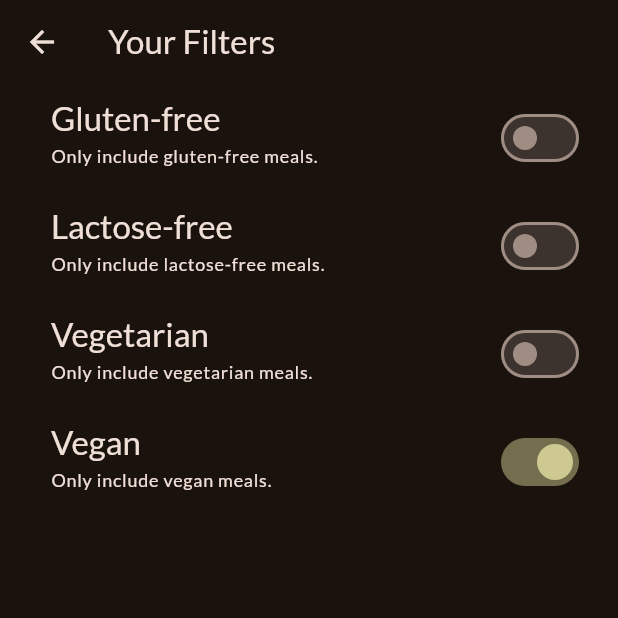
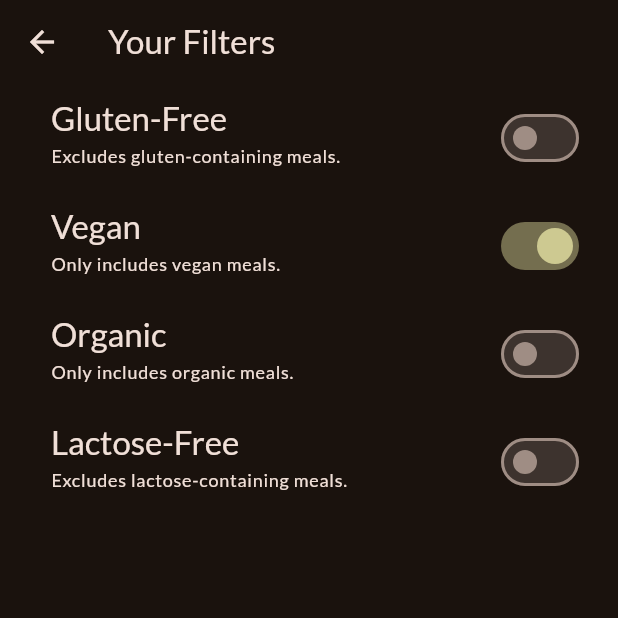
Before and after one commit to bcondefoodics/my_meals, a Flutter app: the FiltersScreen screen opened directly, after a tap on "Vegan", on a phone screen of 412 x 824 dp, the top half of it. Run offline on Flutter 3.47's test engine with Material 3 defaults, Android fonts, the light colour scheme and no system bars; our stand-ins replace flutter_riverpod, google_fonts, transparent_image.

Commit message:
Update loop filters from provider and map SwitchListTile

```diff
--- a/lib/screens/filters.dart
+++ b/lib/screens/filters.dart
@@ -4,149 +4,69 @@ import '../providers/filters_provider.dart';
 
 enum Filter { glutenFree, lactoseFree, vegetarian, vegan }
 
-class FiltersScreen extends ConsumerStatefulWidget {
+extension FilterExtension on Filter {
+  String get title {
+    switch (this) {
+      case Filter.vegan:
+        return "Vegan";
+      case Filter.glutenFree:
+        return "Gluten-Free";
+      case Filter.lactoseFree:
+        return "Lactose-Free";
+      case Filter.vegetarian:
+        return "Organic";
+    }
+  }
+
+  String get subTitle {
+    switch (this) {
+      case Filter.vegan:
+        return "Only includes vegan meals.";
+      case Filter.glutenFree:
+        return "Excludes gluten-containing meals.";
+      case Filter.lactoseFree:
+        return "Excludes lactose-containing meals.";
+      case Filter.vegetarian:
+        return "Only includes organic meals.";
+    }
+  }
+}
+
+class FiltersScreen extends ConsumerWidget {
   const FiltersScreen({super.key});
 
   @override
-  ConsumerState<FiltersScreen> createState() {
-    return _FiltersScreenState();
-  }
-}
+  Widget build(BuildContext context, WidgetRef ref) {
+    final activeFilters = ref.watch(filtersProvider);
 
-class _FiltersScreenState extends ConsumerState<FiltersScreen> {
-  var _glutenFreeFilterSet = false;
-  var _lactoseFreeFilterSet = false;
-  var _vegetarianFilterSet = false;
-  var _veganFilterSet = false;
-
-  @override
-  void initState() {
-    super.initState();
-    final activeFilters = ref.read(filtersProvider);
-    _glutenFreeFilterSet = activeFilters[Filter.glutenFree]!;
-    _lactoseFreeFilterSet = activeFilters[Filter.lactoseFree]!;
-    _vegetarianFilterSet = activeFilters[Filter.vegetarian]!;
-    _veganFilterSet = activeFilters[Filter.vegan]!;
-  }
-
-  @override
-  Widget build(BuildContext context) {
     return Scaffold(
       appBar: AppBar(title: const Text('Your Filters')),
-      // drawer: MainDrawer(
-      //   onSelectScreen: (identifier) {
-      //     Navigator.of(context).pop();
-      //     if (identifier == 'meals') {
-      //       Navigator.of(context).pushReplacement(
-      //         MaterialPageRoute(
-      //           builder: (ctx) => const TabsScreen(),
-      //         ),
-      //       );
-      //     }
-      //   },
-      // ),
-      body: WillPopScope(
-        onWillPop: () async {
-          ref.read(filtersProvider.notifier).setFilters({
-            Filter.glutenFree: _glutenFreeFilterSet,
-            Filter.lactoseFree: _lactoseFreeFilterSet,
-            Filter.vegetarian: _vegetarianFilterSet,
-            Filter.vegan: _veganFilterSet,
-          });
-          return true;
-        },
-        child: Column(
-          children: [
-            SwitchListTile(
-              value: _glutenFreeFilterSet,
+      body: Column(
+        children:
+            activeFilters.entries.map((filter) {
+              return SwitchListTile(
+                value: filter.value,
                 onChanged: (isChecked) {
-                setState(() {
-                  _glutenFreeFilterSet = isChecked;
-                });
+                  ref
+                      .read(filtersProvider.notifier)
+                      .setFilter(filter.key, isChecked);
                 },
                 title: Text(
-                'Gluten-free',
+                  filter.key.title,
                   style: Theme.of(context).textTheme.titleLarge!.copyWith(
                     color: Theme.of(context).colorScheme.onSurface,
                   ),
                 ),
                 subtitle: Text(
-                'Only include gluten-free meals.',
+                  filter.key.subTitle,
                   style: Theme.of(context).textTheme.labelMedium!.copyWith(
                     color: Theme.of(context).colorScheme.onSurface,
                   ),
                 ),
                 activeColor: Theme.of(context).colorScheme.tertiary,
                 contentPadding: const EdgeInsets.only(left: 34, right: 22),
-            ),
-            SwitchListTile(
-              value: _lactoseFreeFilterSet,
-              onChanged: (isChecked) {
-                setState(() {
-                  _lactoseFreeFilterSet = isChecked;
-                });
-              },
-              title: Text(
-                'Lactose-free',
-                style: Theme.of(context).textTheme.titleLarge!.copyWith(
-                  color: Theme.of(context).colorScheme.onSurface,
-                ),
-              ),
-              subtitle: Text(
-                'Only include lactose-free meals.',
-                style: Theme.of(context).textTheme.labelMedium!.copyWith(
-                  color: Theme.of(context).colorScheme.onSurface,
-                ),
-              ),
-              activeColor: Theme.of(context).colorScheme.tertiary,
-              contentPadding: const EdgeInsets.only(left: 34, right: 22),
-            ),
-            SwitchListTile(
-              value: _vegetarianFilterSet,
-              onChanged: (isChecked) {
-                setState(() {
-                  _vegetarianFilterSet = isChecked;
-                });
-              },
-              title: Text(
-                'Vegetarian',
-                style: Theme.of(context).textTheme.titleLarge!.copyWith(
-                  color: Theme.of(context).colorScheme.onSurface,
-                ),
-              ),
-              subtitle: Text(
-                'Only include vegetarian meals.',
-                style: Theme.of(context).textTheme.labelMedium!.copyWith(
-                  color: Theme.of(context).colorScheme.onSurface,
-                ),
-              ),
-              activeColor: Theme.of(context).colorScheme.tertiary,
-              contentPadding: const EdgeInsets.only(left: 34, right: 22),
-            ),
-            SwitchListTile(
-              value: _veganFilterSet,
-              onChanged: (isChecked) {
-                setState(() {
-                  _veganFilterSet = isChecked;
-                });
-              },
-              title: Text(
-                'Vegan',
-                style: Theme.of(context).textTheme.titleLarge!.copyWith(
-                  color: Theme.of(context).colorScheme.onSurface,
-                ),
-              ),
-              subtitle: Text(
-                'Only include vegan meals.',
-                style: Theme.of(context).textTheme.labelMedium!.copyWith(
-                  color: Theme.of(context).colorScheme.onSurface,
-                ),
-              ),
-              activeColor: Theme.of(context).colorScheme.tertiary,
-              contentPadding: const EdgeInsets.only(left: 34, right: 22),
-            ),
-          ],
-        ),
+              );
+            }).toList(),
       ),
     );
   }
```
Lines whose indentation alone changed are shown as unchanged.
